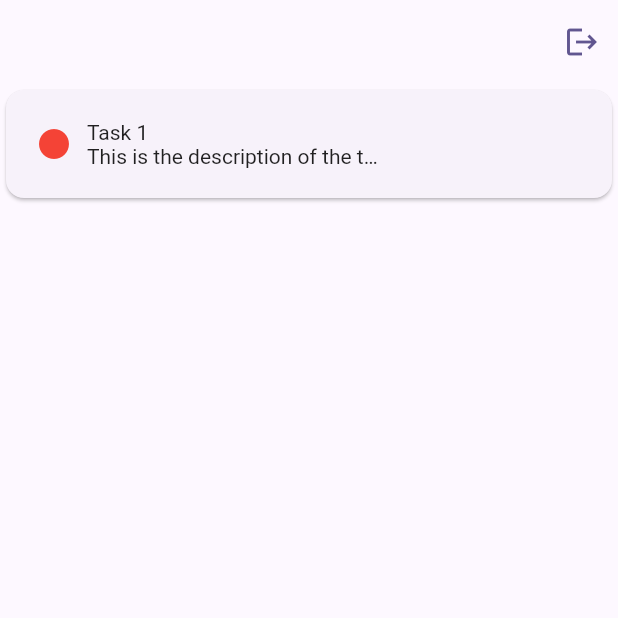
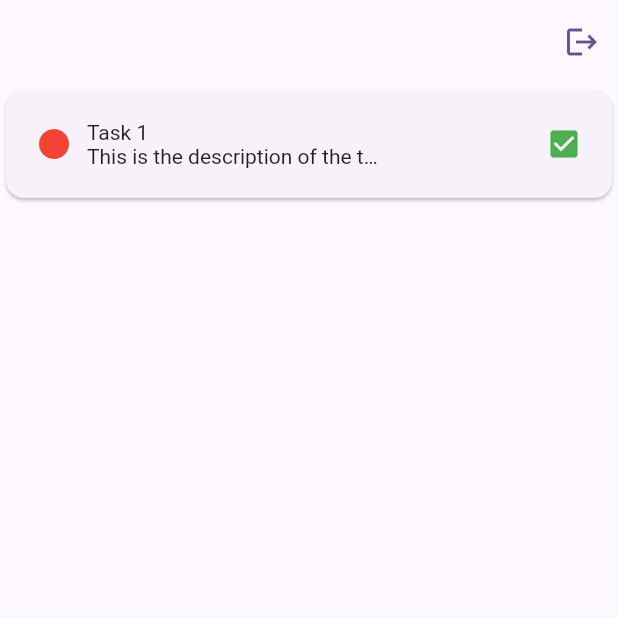
Before and after one commit to KarimSakr/Tasketo, a Flutter app: the screen it shows once a user with an empty profile is signed in, on a phone screen of 412 x 824 dp, the top half of it. Run offline on Flutter 3.47's test engine with Material 2 defaults, Android fonts, the phone set to English and light mode, and no system bars; our stand-ins replace cloud_firestore, firebase_auth, firebase_core, shared_preferences; accounts and stored records are empty; generated files the repository leaves out were written again.

Commit message:
Added check mark

```diff
--- a/lib/Models/task.dart
+++ b/lib/Models/task.dart
@@ -6,6 +6,7 @@ class Task {
     required this.id,
     required this.title,
     this.description,
+    required this.isCompleted,
     this.assignedUser,
     required this.assignedDate,
     required this.dueDate,
@@ -15,6 +16,7 @@ class Task {
   final String id;
   final String title;
   final String? description;
+  final bool isCompleted;
   final TasketoUser? assignedUser;
   final DateTime assignedDate;
   final DateTime dueDate;
--- a/lib/Views/Task/task_view.dart
+++ b/lib/Views/Task/task_view.dart
@@ -16,12 +16,12 @@ class _TaskViewState extends State<TaskView> {
         id: "4234234",
         title: 'Task 1',
         description: 'This is the description of the task.',
+        isCompleted: true,
         assignedUser: TasketoUser(
             id: '', email: 'email', fullName: 'Karim Sakr', role: 'role'),
         assignedDate: DateTime.now(),
         dueDate: DateTime.now(),
-      color: Colors.red
-    )
+        color: Colors.red)
   ];
 
   @override
--- a/lib/Views/Widgets/task_cell.dart
+++ b/lib/Views/Widgets/task_cell.dart
@@ -19,23 +19,34 @@ class TaskCell extends StatelessWidget {
               if (task.color != null)
                 Padding(
                   padding: const EdgeInsets.only(right: 10),
-                child: Icon(Icons.circle, color: task.color,),
+                  child: Icon(
+                    Icons.circle,
+                    color: task.color,
                   ),
-            Column(
+                ),
+              Expanded(
+                child: Column(
                   crossAxisAlignment: CrossAxisAlignment.start,
                   children: [
                     Text(task.title),
                     if (task.description != null)
                       SizedBox(
                         width: 200,
-                  child: Text(task.description!, style: const TextStyle(overflow: TextOverflow.ellipsis),),
+                        child: Text(
+                          task.description!,
+                          style:
+                              const TextStyle(overflow: TextOverflow.ellipsis),
+                        ),
                       )
-
-              ],
-            ),
                   ],
                 ),
               ),
+              Icon(
+                Icons.check_box,
+                color: task.isCompleted ? Colors.green : Colors.grey,
+              ),
+            ],
+          )),
     );
   }
 }
```
Lines whose indentation alone changed are shown as unchanged.
